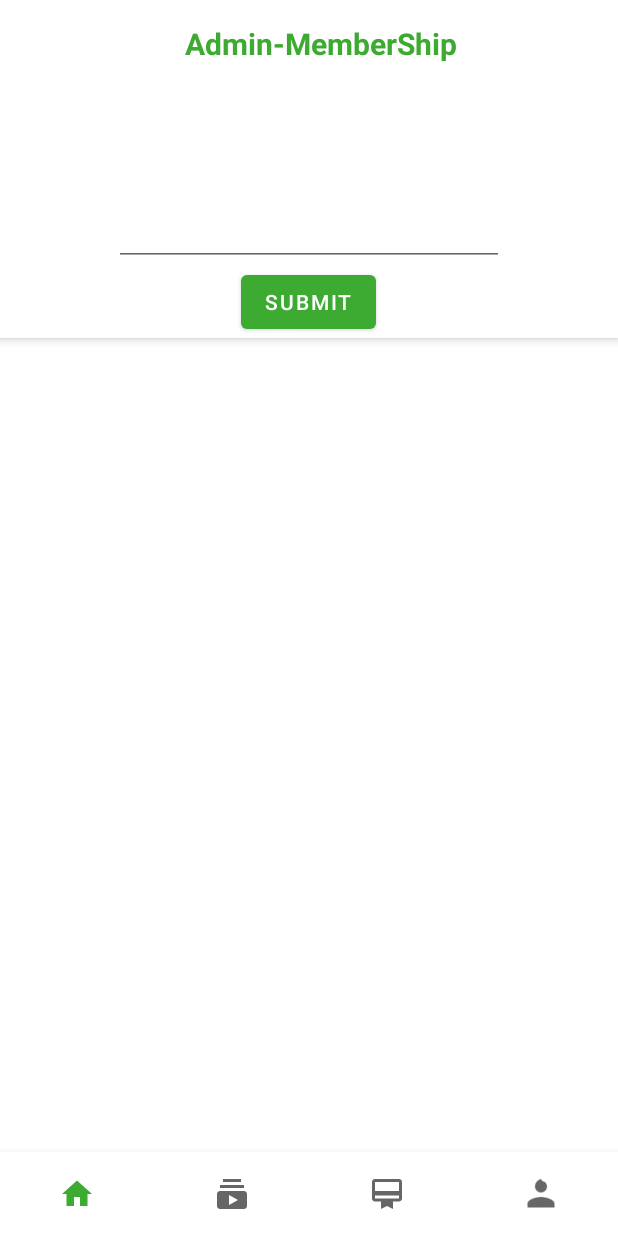
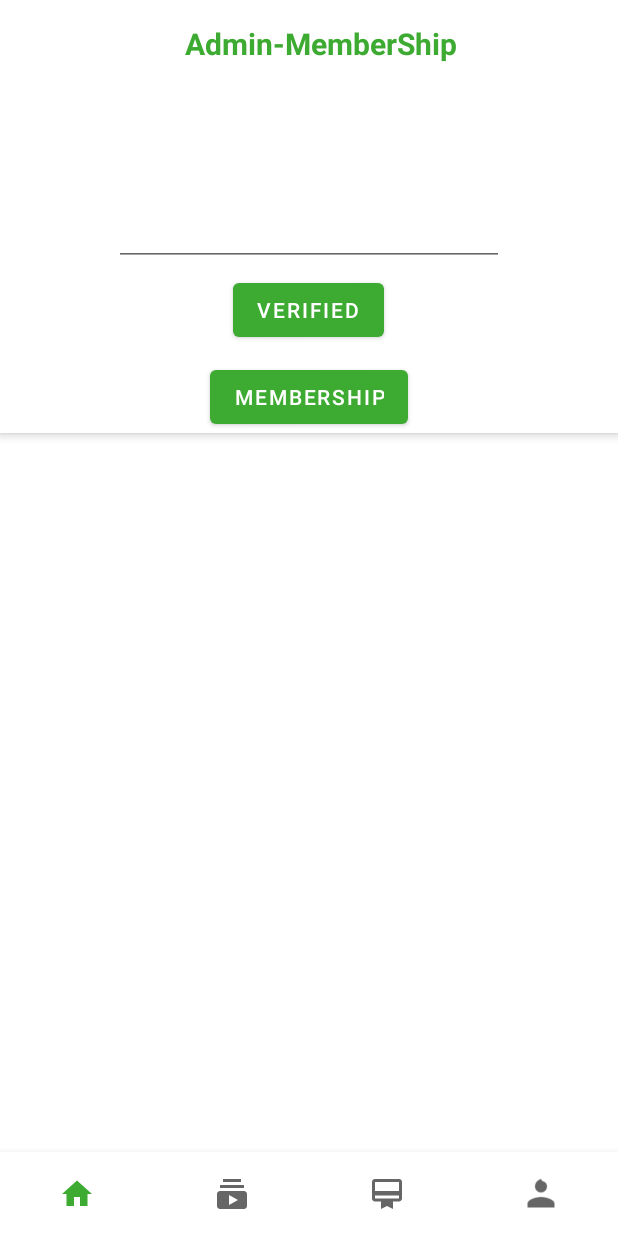
Before and after one commit to SkSabbir420/Muhammad, an Android app: the fragment TopViewFragment placed in its activity, on a phone screen of 412 x 824 dp. Run offline under Robolectric (Android 15) with nearby library versions, the phone set to English and light mode, and no system bars; our stand-ins replace AdMob, CircleImageView, Firebase (no records; nobody signed in at launch, a user with empty details on screens opened directly), Picasso; 1 statement that could not run was skipped.

Commit message:
Add account verification

```diff
--- a/app/src/main/res/layout/fragment_top__view.xml
+++ b/app/src/main/res/layout/fragment_top__view.xml
@@ -56,13 +56,47 @@
         </EditText>
 
         <Button
+            android:id="@+id/verifiedSubmision"
+            android:layout_width="wrap_content"
+            android:layout_height="wrap_content"
+            android:layout_gravity="center"
+            android:text="Verified"
+            android:layout_marginTop="5dp">
+
+        </Button>
+
+        <Button
             android:id="@+id/memberShipSubmision"
             android:layout_width="wrap_content"
             android:layout_height="wrap_content"
             android:layout_gravity="center"
-            android:text="Submit">
+            android:text="MemberShip"
+
+            android:layout_marginTop="10dp">
 
         </Button>
+        <!--<Button
+            android:id="@+id/verifiedSubmisionRemove"
+            android:layout_width="wrap_content"
+            android:layout_height="wrap_content"
+            android:layout_gravity="center"
+            android:text="Verified Remove"
+            android:layout_marginTop="5dp">
+
+        </Button>
+
+        <Button
+            android:id="@+id/memberShipSubmisionRemove"
+            android:layout_width="wrap_content"
+            android:layout_height="wrap_content"
+            android:layout_gravity="center"
+            android:text="MemberShipRemove"
+
+            android:layout_marginTop="10dp">
+
+        </Button>-->
+
+
 
     </com.google.android.material.appbar.AppBarLayout>
 
--- a/build.gradle
+++ b/build.gradle
@@ -6,7 +6,7 @@ buildscript {
         mavenCentral()
     }
     dependencies {
-        classpath 'com.android.tools.build:gradle:7.0.0-beta05'
+        classpath 'com.android.tools.build:gradle:7.0.0'
         classpath 'org.jetbrains.kotlin:kotlin-gradle-plugin:1.4.32'
         classpath 'com.google.gms:google-services:4.3.5'
 
```
Also changed, not shown: app/src/main/java/com/islam/muhammad/fragments/TopViewFragment.kt (+113 -1 lines), app/src/main/java/com/islam/muhammad/model/User.kt (+9 -1 lines).
